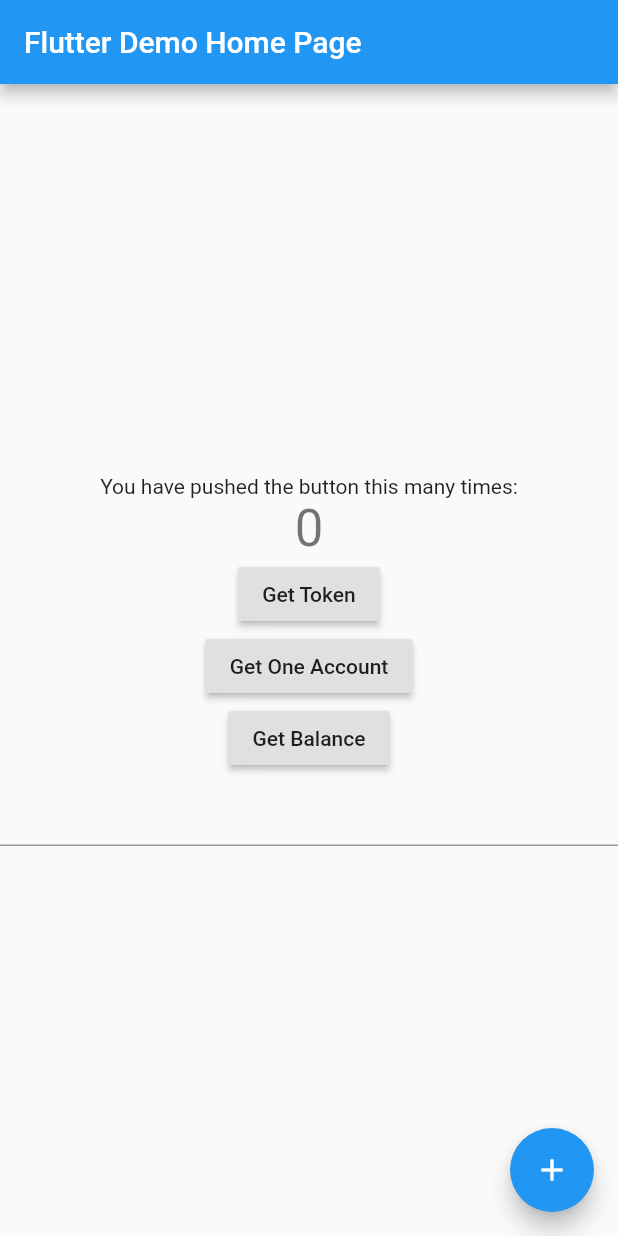
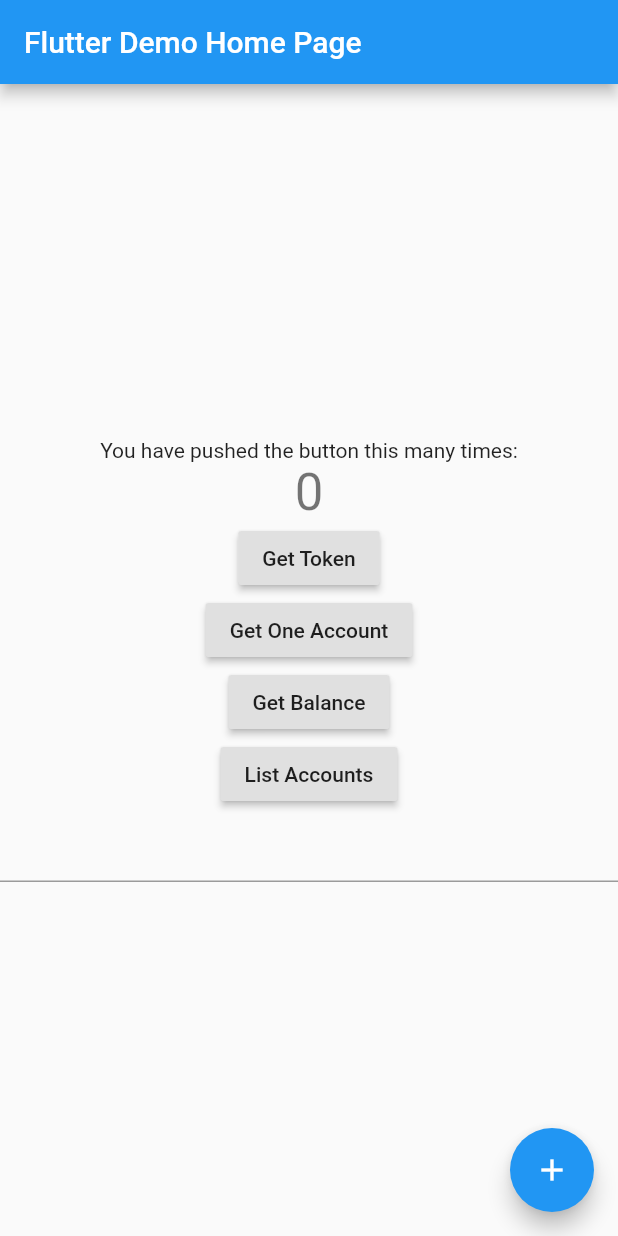
Before and after one commit to mrgithub/flutter_oauth, a Flutter app: the screen it shows after launch, after a tap on "Get Balance", on a phone screen of 412 x 824 dp. Run offline on Flutter 3.47's test engine with Material 2 defaults, Android fonts, the phone set to English and light mode, and no system bars; missing offline and left inert: flutter_webview_plugin.

Commit message:
accounts list seems to be working i.e. provider, accountnumber models etc

```diff
--- /dev/null
+++ b/lib/dtos/accountsDTO.dart
@@ -0,0 +1,16 @@
+import '../models/account.dart';
+
+class AccountsDTO {
+  List<Account> accounts;
+  // String status;
+
+  AccountsDTO({this.accounts}); //, this.status});
+
+  factory AccountsDTO.fromJson(Map<String, dynamic> parsedJson) {
+    var list = parsedJson['results'] as List;
+    //print(list.runtimeType);
+    List<Account> accountList = list.map((i) => Account.fromJson(i)).toList();
+
+    return AccountsDTO(accounts: accountList);  //, status: parsedJson['status']);
+  }
+}
--- a/lib/main.dart
+++ b/lib/main.dart
@@ -8,6 +8,7 @@ import 'package:http/http.dart' as http;
 import 'dart:convert';
 
 import 'dtos/accountBalanceDTO.dart';
+import 'dtos/accountsDTO.dart';
 
 //import 'package:http/browser_client.dart';
 
@@ -123,6 +124,10 @@ class _MyHomePageState extends State<MyHomePage> {
               onPressed: _getAccountBalance,
               child: new Text('Get Balance'),
             ),
+            new RaisedButton(
+              onPressed: _getAccountsList,
+              child: new Text('List Accounts'),
+            ),
             new TextField(controller: txt),
           ],
         ),
@@ -172,10 +177,36 @@ class _MyHomePageState extends State<MyHomePage> {
       },
     );
 
-    AccountBalanceDTO d = new AccountBalanceDTO.fromJson(jsonDecode(response.body));
+    AccountBalanceDTO d =
+        new AccountBalanceDTO.fromJson(jsonDecode(response.body));
 
     print("account balance ********************* " + response.body);
-    txt.text = DateTime.now().second.toString() + ": Balance: " + d.accountBalance.available.toString();
+    txt.text = DateTime.now().second.toString() +
+        ": Balance: " +
+        d.accountBalance.available.toString();
+  }
+
+  _getAccountsList() async {
+    const accountListUri = "https://api.truelayer.com/data/v1/accounts";
+
+    var token = accessToken.getAccess;
+
+    final response = await http.get(
+      accountListUri,
+      headers: {
+        'authorization': 'bearer $token',
+        'content-type': 'application/json'
+      },
+    );
+
+    print("account list ********************* " + response.body);
+
+    var d = new AccountsDTO.fromJson(jsonDecode(response.body));
+
+    txt.text = DateTime.now().second.toString() +
+        ": accounts List: " +
+        d.accounts.length.toString() + d.accounts.first.accountNumber.sort_code.toString() + " ..."
+      + d.accounts.first.provider.display_name;
   }
 
   _processLogin() async {
@@ -214,7 +245,6 @@ class _MyHomePageState extends State<MyHomePage> {
     return new Token.fromMap(jsonDecode(response.body));
   }
 
-
   // server that listens to the postback from the authentication server
   Future<Stream<String>> _localServer() async {
     final StreamController<String> onCode = new StreamController();
@@ -236,7 +266,6 @@ class _MyHomePageState extends State<MyHomePage> {
   }
 }
 
-// delete this
 class Token {
   String _access;
   String get getAccess => _access;
@@ -245,28 +274,3 @@ class Token {
     _access = json['access_token'];
   }
 }
-
-
-class AccountDTO {}
-
-class AccountDetailsDTO {
-  String iban; //	ISO 13616-1:2007 international bank number
-  String number; //	Bank account number
-  String sort_code; //	United Kingdom SORT code
-  String swift_bic; //	ISO 9362:2009 Business Identifier Codes
-
-  AccountDetailsDTO({this.iban, this.number, this.sort_code, this.swift_bic});
-
-  factory AccountDetailsDTO.fromJson(Map<String, dynamic> parsedJson) {
-    return AccountDetailsDTO(
-        iban: parsedJson['iban'],
-        number: parsedJson['number'],
-        sort_code: parsedJson['sort_code'],
-        swift_bic: parsedJson['swift_bic']);
-  }
-}
-
-class ProviderDTO {
-
-
-}
--- /dev/null
+++ b/lib/models/account.dart
@@ -0,0 +1,32 @@
+import 'accountNumber.dart';
+import 'provider.dart';
+
+class Account {
+  String account_id; //	Unique identifier of the account
+  String account_type; //	Type of the account[j]
+  String currency; //	ISO 4217 alpha-3 currency code of the account
+  String display_name; //	Human readable name of the account
+  String update_timestamp; //	Last update time of the account
+  AccountNumber accountNumber;
+  Provider provider;
+
+  Account(
+      {this.account_id,
+      this.account_type,
+      this.currency,
+      this.display_name,
+      this.update_timestamp,
+      this.accountNumber,
+      this.provider});
+
+  factory Account.fromJson(Map<String, dynamic> parsedJson) {
+    return Account(
+        account_id: parsedJson['account_id'],
+        account_type: parsedJson['account_type'],
+        currency: parsedJson['currency'],
+        display_name: parsedJson['display_name'],
+        update_timestamp: parsedJson['update_timestamp'],
+        accountNumber: AccountNumber.fromJson(parsedJson['account_number']),
+        provider: Provider.fromJson(parsedJson['provider']));
+  }
+}
--- /dev/null
+++ b/lib/models/accountNumber.dart
@@ -0,0 +1,23 @@
+class AccountNumber {
+
+  String iban; //	ISO 13616-1:2007 international bank number
+  String number; //	Bank account number
+  String sort_code; //	United Kingdom SORT code
+  String swift_bic; //	ISO 9362:2009 Business Identifier Codes
+
+
+  AccountNumber(
+      {this.iban,
+        this.number,
+        this.sort_code,
+        this.swift_bic
+      });
+
+  factory AccountNumber.fromJson(Map<String, dynamic> parsedJson) {
+    return AccountNumber(
+        iban: parsedJson['iban'],
+        number: parsedJson['number'],
+        sort_code: parsedJson['sort_code'],
+        swift_bic: parsedJson['swift_bic']);
+  }
+}
--- /dev/null
+++ b/lib/models/provider.dart
@@ -0,0 +1,14 @@
+class Provider {
+  String display_name; //	Display name for the Provider
+  String logo_uri; //		Uri for the Provider logo
+  String provider_id; //	Unique identifier for the Provider
+
+  Provider({this.display_name, this.logo_uri, this.provider_id});
+
+  factory Provider.fromJson(Map<String, dynamic> parsedJson) {
+    return Provider(
+        display_name: parsedJson['display_name'],
+        logo_uri: parsedJson['logo_uri'],
+        provider_id: parsedJson['provider_id']);
+  }
+}
```
Also changed, not shown: lib/dtos/accountBalanceDTO.dart (+4 -9 lines).
